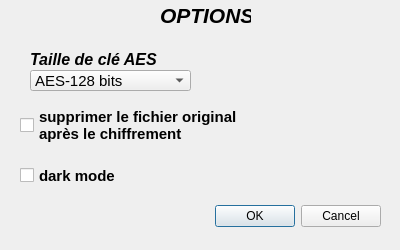
Above: UI/optionsdialog.ui from Gawdamn/chiffrement_AES before the change. Below: the same form after it.
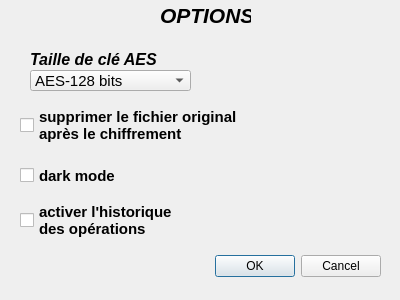
That is the form after the change.

Commit message: Ajout d'un historique des opérations effectuées + option pour activer/désactiver l'historique

What changed in the file:
```diff
--- a/UI/optionsdialog.ui
+++ b/UI/optionsdialog.ui
@@ -7,7 +7,7 @@
     <x>0</x>
     <y>0</y>
     <width>400</width>
-    <height>250</height>
+    <height>300</height>
    </rect>
   </property>
   <property name="windowTitle">
@@ -17,7 +17,7 @@
    <property name="geometry">
     <rect>
      <x>210</x>
-     <y>200</y>
+     <y>250</y>
      <width>171</width>
      <height>32</height>
     </rect>
@@ -170,6 +170,26 @@
 après le chiffrement</string>
    </property>
   </widget>
+  <widget class="QCheckBox" name="enableHistoryCheckBox">
+   <property name="geometry">
+    <rect>
+     <x>20</x>
+     <y>200</y>
+     <width>161</width>
+     <height>41</height>
+    </rect>
+   </property>
+   <property name="font">
+    <font>
+     <pointsize>11</pointsize>
+     <bold>true</bold>
+    </font>
+   </property>
+   <property name="text">
+    <string>activer l'historique
+des opérations</string>
+   </property>
+  </widget>
  </widget>
  <resources/>
  <connections>
```
The commit also changes 4 other files.
